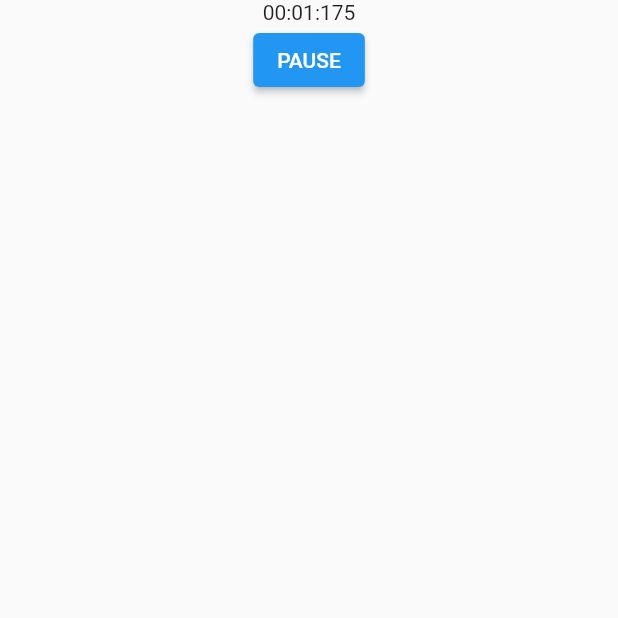
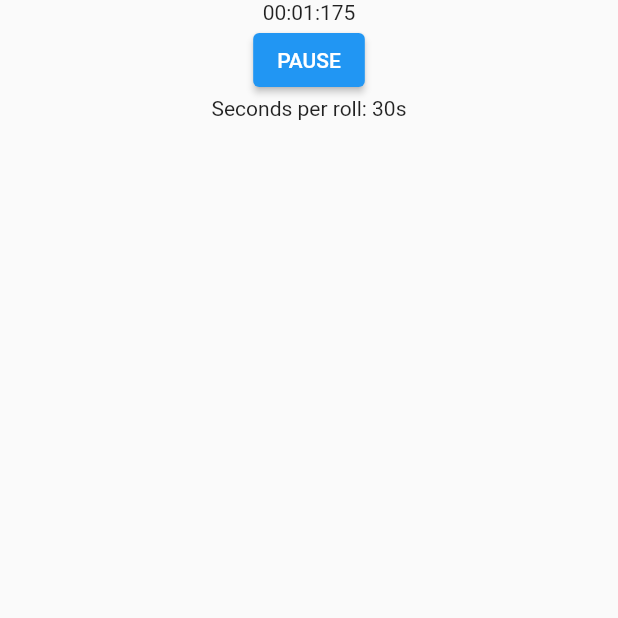
Before and after one commit to G-Tang2/sushi-stopwatch, a Flutter app: the screen it shows after launch, after a tap on "START", on a phone screen of 412 x 824 dp, the top half of it. Run offline on Flutter 3.47's test engine with Material 2 defaults, Android fonts, the light colour scheme and no system bars; our stand-ins replace audioplayers.

Commit message:
Added slider for setting seconds per roll interval

```diff
--- a/lib/page/stopwatch_page.dart
+++ b/lib/page/stopwatch_page.dart
@@ -13,6 +13,7 @@ class StopWatchPage extends StatefulWidget {
 class _StopwatchPageState extends State<StopWatchPage> {
   Duration duration = const Duration();
   Timer? timer;
+  double _secondsPerRoll = 30;
   final AudioCache _audioCache = AudioCache(
     prefix: 'assets/audio/',
     fixedPlayer: AudioPlayer()..setReleaseMode(ReleaseMode.STOP),
@@ -30,18 +31,18 @@ class _StopwatchPageState extends State<StopWatchPage> {
       duration = Duration(milliseconds: milliseconds);
     });
 
-    intervalNotification(10);
+    intervalNotification(_secondsPerRoll);
   }
 
-  void intervalNotification(int secondInterval) {
-    if (duration.inSeconds % secondInterval == 0 &&
+  void intervalNotification(double intervalInSeconds) {
+    if (duration.inSeconds % intervalInSeconds == 0 &&
         duration.inMilliseconds % 1000 < 47) {
       _audioCache.play('beep.mp3');
     }
   }
 
   void reset() {
-    setState(() => duration = Duration());
+    setState(() => duration = const Duration());
   }
 
   void startTimer({bool resets = true}) {
@@ -61,7 +62,12 @@ class _StopwatchPageState extends State<StopWatchPage> {
 
   @override
   Widget build(BuildContext context) => Scaffold(
-        body: Center(child: Column(children: [buildTime(), buildButtons()])),
+        body: Center(
+            child: Column(children: [
+          buildTime(),
+          buildStopwatchButtons(),
+          buildConfigFields()
+        ])),
       );
 
   Widget buildTime() {
@@ -73,7 +79,7 @@ class _StopwatchPageState extends State<StopWatchPage> {
     return Text('$minutes:$seconds:$milliseconds');
   }
 
-  Widget buildButtons() {
+  Widget buildStopwatchButtons() {
     final isRunning = timer == null ? false : timer!.isActive;
     final isCompleted = duration.inMilliseconds == 0;
 
@@ -99,4 +105,29 @@ class _StopwatchPageState extends State<StopWatchPage> {
             },
             child: const Text('START'));
   }
+
+  void updateSecondPerRoll(double value) {
+    setState(() {
+      _secondsPerRoll = value;
+    });
+  }
+
+  Widget buildConfigFields() {
+    final isCompleted = duration.inMilliseconds == 0;
+    return Column(
+        mainAxisAlignment: MainAxisAlignment.center,
+        children: <Widget>[
+          Text('Seconds per roll: ${_secondsPerRoll.round()}s'),
+          isCompleted
+              ? Slider(
+                  value: _secondsPerRoll,
+                  min: 10,
+                  max: 60,
+                  divisions: 50,
+                  onChanged: (value) {
+                    updateSecondPerRoll(value);
+                  })
+              : Container()
+        ]);
+  }
 }
```
